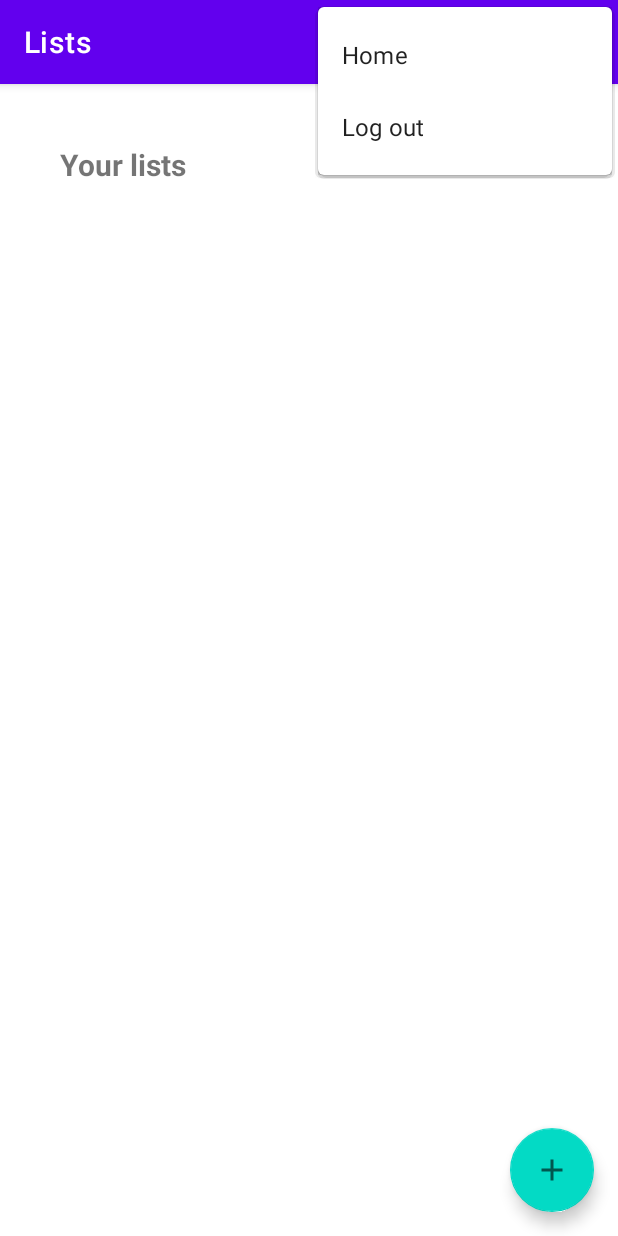
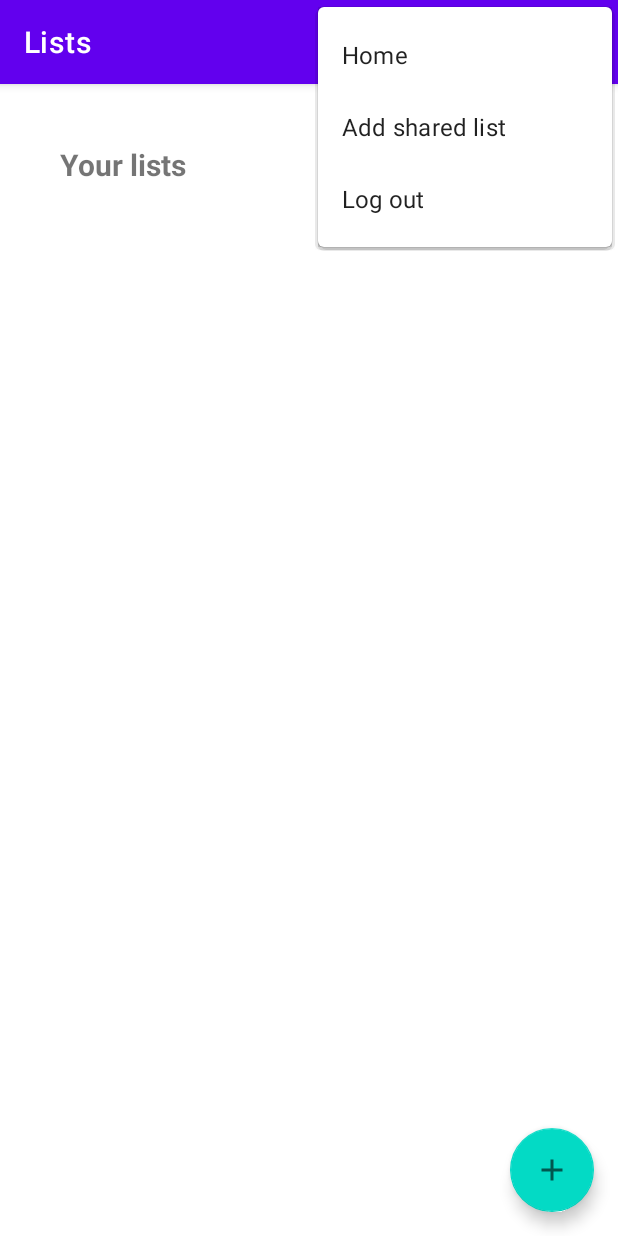
Before and after one commit to TophoStan/projectCinema, an Android app: the ListsActivity screen opened directly, with no data from a screen before it, with the options menu open, on a phone screen of 412 x 824 dp. Run offline under Robolectric (Android 15) with nearby library versions, the phone set to English and light mode, and no system bars; our stand-ins replace Room's generated code; 1 statement that could not run was skipped.

Commit message:
added navigation to adding a shared list

```diff
--- a/app/src/main/java/nl/avans/cinema/ui/ListsActivity.java
+++ b/app/src/main/java/nl/avans/cinema/ui/ListsActivity.java
@@ -74,6 +74,9 @@ public class ListsActivity extends AppCompatActivity implements MakeListDialogFr
             startActivity(new Intent(ListsActivity.this, MainActivity.class));
         } else if (item.getItemId() == R.id.lists_logout) {
             startActivity(new Intent(ListsActivity.this, LoginActivity.class));
+        } else if (item.getItemId() == R.id.lists_add_shared) {
+            AddSharedListDialog sharedDiaglog = new AddSharedListDialog();
+            sharedDiaglog.show(getSupportFragmentManager(), "SharedListDialog");
         }
         return super.onOptionsItemSelected(item);
     }
--- a/app/src/main/res/menu/lists_menu.xml
+++ b/app/src/main/res/menu/lists_menu.xml
@@ -9,6 +9,10 @@
         android:title="@string/home"
         app:showAsAction="never" />
     <item
+        android:id="@+id/lists_add_shared"
+        android:title="@string/add_shared_list"
+        app:showAsAction="never" />
+    <item
         android:id="@+id/lists_logout"
         android:title="@string/log_out"
         app:showAsAction="never" />
--- a/app/src/main/res/values/strings.xml
+++ b/app/src/main/res/values/strings.xml
@@ -43,4 +43,5 @@
     <string name="create_list_label">Create</string>
     <string name="error_name_not_empty">Name can not be empty</string>
     <string name="login_guest_to_use_list">Login to use lists!</string>
+    <string name="add_shared_list">Add shared list</string>
 </resources>
```
